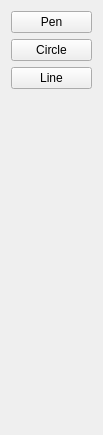
Qt form src/Widgets/ToolbarWidget.ui (weeska/PixelEditor) before a commit.
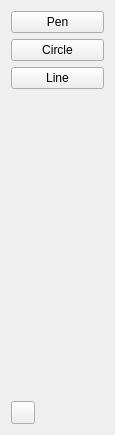
The same form after that commit.

Commit message: Add color picker

Diff of the .ui file:
```diff
--- a/src/Widgets/ToolbarWidget.ui
+++ b/src/Widgets/ToolbarWidget.ui
@@ -6,13 +6,16 @@
    <rect>
     <x>0</x>
     <y>0</y>
-    <width>103</width>
+    <width>115</width>
     <height>435</height>
    </rect>
   </property>
   <property name="windowTitle">
    <string>Form</string>
   </property>
+  <property name="autoFillBackground">
+   <bool>false</bool>
+  </property>
   <layout class="QVBoxLayout" name="verticalLayout">
    <item>
     <widget class="QPushButton" name="penButton">
@@ -48,6 +51,16 @@
      </property>
     </spacer>
    </item>
+   <item>
+    <widget class="QToolButton" name="currentColorButton">
+     <property name="cursor">
+      <cursorShape>PointingHandCursor</cursorShape>
+     </property>
+     <property name="text">
+      <string/>
+     </property>
+    </widget>
+   </item>
   </layout>
  </widget>
  <resources/>
```
The commit also changes 4 other files.
